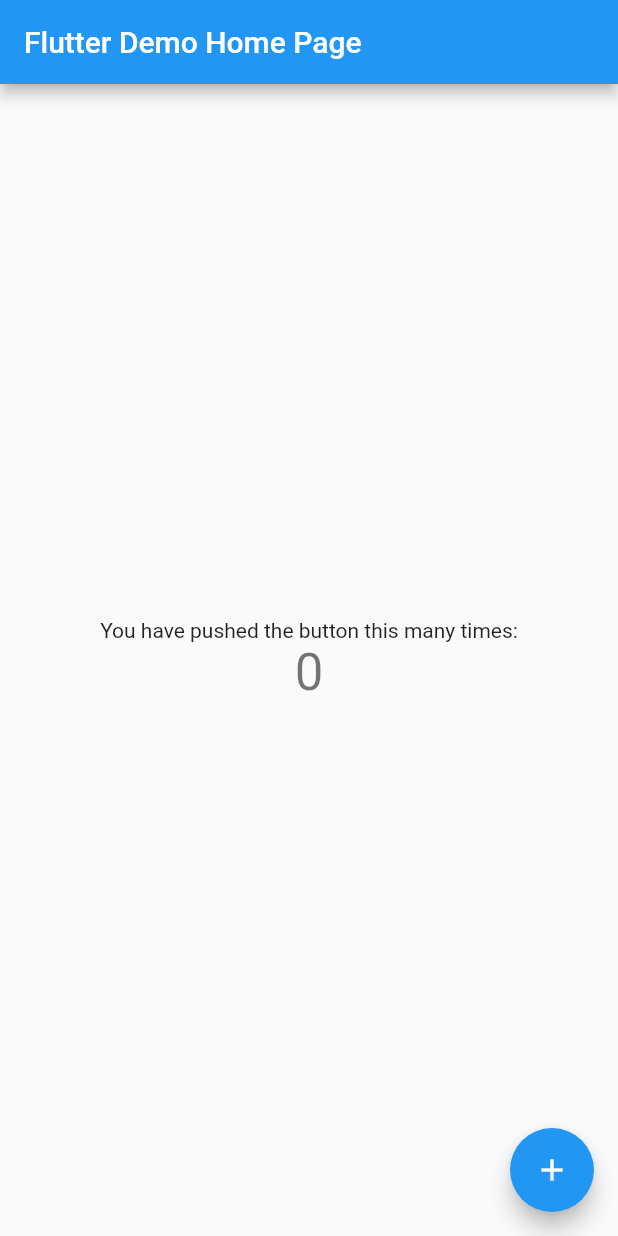
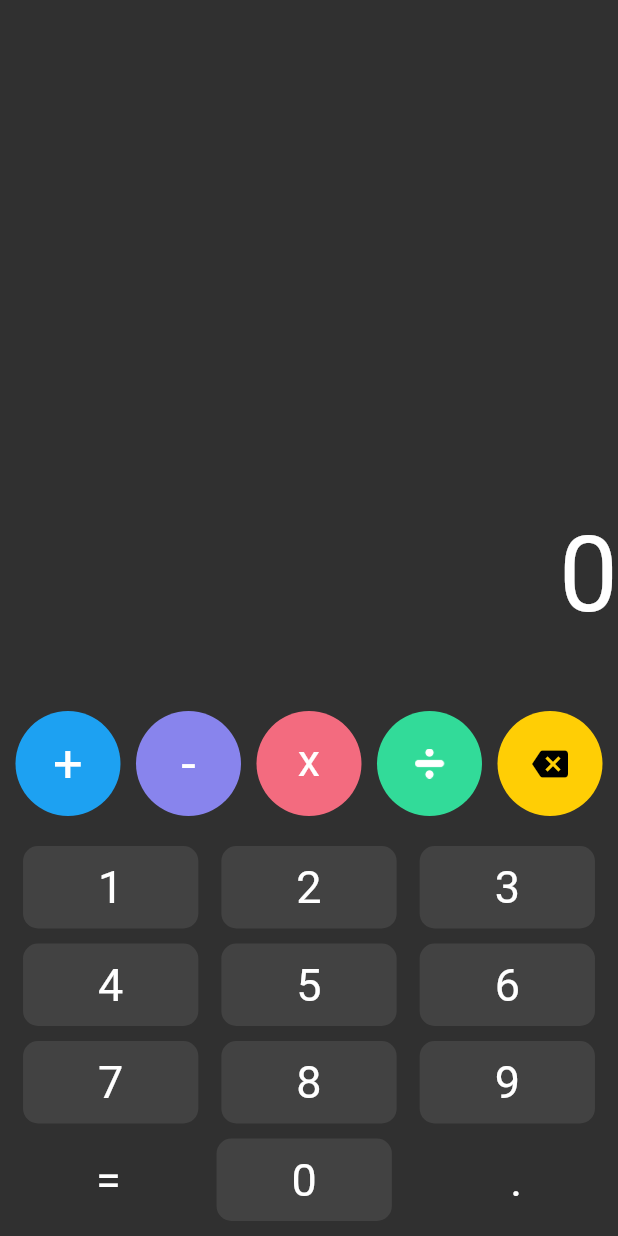
Before and after one commit to vicco7s/udacoding_repository, a Flutter app: the screen it shows after launch, on a phone screen of 412 x 824 dp. Run offline on Flutter 3.47's test engine with Material 2 defaults, Android fonts, the phone set to English and light mode, and no system bars; our stand-ins replace font_awesome_flutter.

Commit message:
First Commit

```diff
--- /dev/null
+++ b/calculater/lib/constant/constanta.dart
@@ -0,0 +1,13 @@
+import 'package:flutter/material.dart';
+
+
+const kCulateText =  TextStyle(fontSize: 35);
+
+
+const kCulateText2 = TextStyle(fontSize: 30);
+
+const kTextButton =  TextStyle(
+  fontSize: 30
+);
+
+const kSizeButton = EdgeInsets.symmetric(vertical: 10,horizontal: 50);
--- /dev/null
+++ b/calculater/lib/constant/finaly.dart
@@ -0,0 +1,15 @@
+import 'package:flutter/material.dart';
+
+
+final kCulateImage = Center(
+  child: Image.asset(
+    "images/divisionsign_81003.png",
+    color: Colors.white,
+    height: 20,
+    width: 20,)
+);
+
+final kCulateButton = BoxDecoration(
+  color: Colors.grey[800],
+  borderRadius: BorderRadius.circular(10)
+);
--- a/calculater/lib/main.dart
+++ b/calculater/lib/main.dart
@@ -1,117 +1,16 @@
+import 'package:calculater/page/calculate.dart';
 import 'package:flutter/material.dart';
 
-void main() {
-  runApp(MyApp());
-}
+void main() => runApp(MyApp());
 
 class MyApp extends StatelessWidget {
-  // This widget is the root of your application.
+  const MyApp({Key key}) : super(key: key);
+
   @override
   Widget build(BuildContext context) {
     return MaterialApp(
-      title: 'Flutter Demo',
-      theme: ThemeData(
-        // This is the theme of your application.
-        //
-        // Try running your application with "flutter run". You'll see the
-        // application has a blue toolbar. Then, without quitting the app, try
-        // changing the primarySwatch below to Colors.green and then invoke
-        // "hot reload" (press "r" in the console where you ran "flutter run",
-        // or simply save your changes to "hot reload" in a Flutter IDE).
-        // Notice that the counter didn't reset back to zero; the application
-        // is not restarted.
-        primarySwatch: Colors.blue,
-        // This makes the visual density adapt to the platform that you run
-        // the app on. For desktop platforms, the controls will be smaller and
-        // closer together (more dense) than on mobile platforms.
-        visualDensity: VisualDensity.adaptivePlatformDensity,
-      ),
-      home: MyHomePage(title: 'Flutter Demo Home Page'),
+     theme: ThemeData.dark(),
+     home: HomeCalculate(),
     );
   }
 }
-
-class MyHomePage extends StatefulWidget {
-  MyHomePage({Key key, this.title}) : super(key: key);
-
-  // This widget is the home page of your application. It is stateful, meaning
-  // that it has a State object (defined below) that contains fields that affect
-  // how it looks.
-
-  // This class is the configuration for the state. It holds the values (in this
-  // case the title) provided by the parent (in this case the App widget) and
-  // used by the build method of the State. Fields in a Widget subclass are
-  // always marked "final".
-
-  final String title;
-
-  @override
-  _MyHomePageState createState() => _MyHomePageState();
-}
-
-class _MyHomePageState extends State<MyHomePage> {
-  int _counter = 0;
-
-  void _incrementCounter() {
-    setState(() {
-      // This call to setState tells the Flutter framework that something has
-      // changed in this State, which causes it to rerun the build method below
-      // so that the display can reflect the updated values. If we changed
-      // _counter without calling setState(), then the build method would not be
-      // called again, and so nothing would appear to happen.
-      _counter++;
-    });
-  }
-
-  @override
-  Widget build(BuildContext context) {
-    // This method is rerun every time setState is called, for instance as done
-    // by the _incrementCounter method above.
-    //
-    // The Flutter framework has been optimized to make rerunning build methods
-    // fast, so that you can just rebuild anything that needs updating rather
-    // than having to individually change instances of widgets.
-    return Scaffold(
-      appBar: AppBar(
-        // Here we take the value from the MyHomePage object that was created by
-        // the App.build method, and use it to set our appbar title.
-        title: Text(widget.title),
-      ),
-      body: Center(
-        // Center is a layout widget. It takes a single child and positions it
-        // in the middle of the parent.
-        child: Column(
-          // Column is also a layout widget. It takes a list of children and
-          // arranges them vertically. By default, it sizes itself to fit its
-          // children horizontally, and tries to be as tall as its parent.
-          //
-          // Invoke "debug painting" (press "p" in the console, choose the
-          // "Toggle Debug Paint" action from the Flutter Inspector in Android
-          // Studio, or the "Toggle Debug Paint" command in Visual Studio Code)
-          // to see the wireframe for each widget.
-          //
-          // Column has various properties to control how it sizes itself and
-          // how it positions its children. Here we use mainAxisAlignment to
-          // center the children vertically; the main axis here is the vertical
-          // axis because Columns are vertical (the cross axis would be
-          // horizontal).
-          mainAxisAlignment: MainAxisAlignment.center,
-          children: <Widget>[
-            Text(
-              'You have pushed the button this many times:',
-            ),
-            Text(
-              '$_counter',
-              style: Theme.of(context).textTheme.headline4,
-            ),
-          ],
-        ),
-      ),
-      floatingActionButton: FloatingActionButton(
-        onPressed: _incrementCounter,
-        tooltip: 'Increment',
-        child: Icon(Icons.add),
-      ), // This trailing comma makes auto-formatting nicer for build methods.
-    );
-  }
-}
--- /dev/null
+++ b/calculater/lib/page/calculate.dart
@@ -0,0 +1,290 @@
+import 'package:calculater/constant/constanta.dart';
+import 'package:calculater/constant/finaly.dart';
+import 'package:flutter/material.dart';
+
+class HomeCalculate extends StatefulWidget {
+  @override
+  _HomeCalculateState createState() => _HomeCalculateState();
+}
+
+class _HomeCalculateState extends State<HomeCalculate> {
+  String textButton ;
+  String output = "0";
+  String _output = "0";
+  double num1 = 0;
+  double num2 = 0;
+  String operand = "";
+
+
+tomboldua(String textButton) {
+
+  if(textButton == "Ac"){
+
+      _output = "0";
+      num1 = 0;
+      num2 = 0;
+      operand = "";
+
+    } else if (textButton == "+" || textButton == "-" || textButton == "/" || textButton == "*"){
+
+      num1 = double.parse(output);
+
+      operand = textButton;
+
+      _output = "0";
+
+    } else if(textButton == "."){
+
+      if(_output.contains(".")){
+        print("Already conatains a decimals");
+        return;
+
+      } else {
+        _output = _output + textButton;
+      }
+
+    } else if (textButton == "="){
+
+      num2 = double.parse(output);
+
+      if(operand == "+"){
+        _output = (num1 + num2).toString();
+      }
+      if(operand == "-"){
+        _output = (num1 - num2).toString();
+      }
+      if(operand == "*"){
+        _output = (num1 * num2).toString();
+      }
+      if(operand == "/"){
+        _output = (num1 / num2).toString();
+      }
+
+      num1 = 0;
+      num2 = 0;
+      operand = "";
+
+    } else {
+
+      _output = _output + textButton;
+
+    }
+
+    setState(() {
+
+      output = double.parse(_output).toStringAsFixed(1);
+
+    });
+
+
+}
+
+
+// ignore: non_constant_identifier_names
+Widget NumButton(String textButton) {
+    return Container(
+        child: InkWell(
+          onTap: (){
+            tomboldua(textButton);
+          },
+          child: Container(
+          padding: kSizeButton,
+         decoration: kCulateButton,
+           child:  Text(textButton,style: kTextButton,),
+          )
+         ),
+      );
+  }
+// ignore: non_constant_identifier_names
+Widget TombolButton(String textButton) {
+  return Container(
+                   child: InkWell(
+                     onTap: (){
+                       tomboldua(textButton);
+                     },
+                     child: Container(
+                     padding: kSizeButton,
+                      child: Text(textButton,style: kTextButton,),
+                     )
+                    ),
+                 );
+}
+
+
+  @override
+  Widget build(BuildContext context) {
+    return Scaffold(
+      body: SafeArea(
+        child: Container(
+         child: Column(
+          mainAxisAlignment: MainAxisAlignment.end,
+          children: <Widget>[
+            Container(
+              child: Row(
+                mainAxisAlignment: MainAxisAlignment.end,
+                children: <Widget>[
+                  Text(
+                   output,
+                   style: TextStyle(
+                     color: Colors.white,
+                     fontSize: 70
+                     ),
+                  ),
+                ],
+              )
+            ),
+            SizedBox(height: 50,),
+            Row(
+              mainAxisAlignment: MainAxisAlignment.spaceEvenly,
+             children: <Widget>[
+                Container(
+                  child: InkWell(
+                    onTap: (){
+                      tomboldua('+');
+                    },
+                   child: Container(
+                     padding: EdgeInsets.all(15),
+                     height: 70,
+                     width: 70,
+                     decoration: BoxDecoration(
+                       color: Color(0xFF1da1f2),
+                       borderRadius: BorderRadius.circular(50)
+                     ),
+                     child: Text('+',
+                      style: kCulateText,
+                      textAlign: TextAlign.center,
+                      ),
+                    ),
+                  ),
+                ),
+
+                Container(
+                  child: InkWell(
+                    onTap: (){
+                      tomboldua('-');
+                    },
+                   child: Container(
+                     padding: EdgeInsets.all(15),
+                     height: 70,
+                     width: 70,
+                     decoration: BoxDecoration(
+                       color: Color(0xFF8884ed),
+                       borderRadius: BorderRadius.circular(50)
+                     ),
+                     child: Text('-',
+                      style: kCulateText,
+                      textAlign: TextAlign.center,
+                      ),
+                    ),
+                  ),
+                ),
+
+                Container(
+                  child: InkWell(
+                    onTap: (){
+                      tomboldua('*');
+                    },
+                   child: Container(
+                     padding: EdgeInsets.all(15),
+                     height: 70,
+                     width: 70,
+                     decoration: BoxDecoration(
+                       color: Color(0xFFf36b7f),
+                       borderRadius: BorderRadius.circular(50)
+                     ),
+                     child: Text('x',
+                      style: kCulateText2,
+                      textAlign: TextAlign.center,
+                      ),
+                    )
+                  ),
+                ),
+
+                Container(
+                  child: InkWell(
+                    onTap: (){
+                      tomboldua('/');
+                    },
+                   child: Container(
+                     padding: EdgeInsets.all(15),
+                     height: 70,
+                     width: 70,
+                     decoration: BoxDecoration(
+                       color: Color(0xFF32db99),
+                       borderRadius: BorderRadius.circular(50)
+                     ),
+                     child: kCulateImage,)
+                  ),
+                ),
+
+                Container(
+                  child: InkWell(
+                    onTap: (){
+                      tomboldua('Ac');
+                    },
+                   child: Container(
+                     padding: EdgeInsets.all(15),
+                     height: 70,
+                     width: 70,
+                     decoration: BoxDecoration(
+                       color: Color(0xFFffce05),
+                       borderRadius: BorderRadius.circular(50)
+                     ),
+                     child: Center(
+                       child: Icon(
+                        Icons.backspace,color: Colors.black,
+                       ),
+                     )),
+                  ),
+                ),
+             ],
+            ),
+
+            SizedBox(height: 20,), // line
+              Row(
+                mainAxisAlignment: MainAxisAlignment.spaceEvenly,
+               children: <Widget>[
+                 NumButton('1'),
+                 NumButton('2'),
+                 NumButton('3'),
+               ],
+              ),
+            SizedBox(height: 10,),
+            Row(
+              mainAxisAlignment: MainAxisAlignment.spaceEvenly,
+             children: <Widget>[
+               NumButton('4'),
+               NumButton('5'),
+               NumButton('6'),
+             ],
+            ),
+            SizedBox(height: 10,),
+            Row(
+              mainAxisAlignment: MainAxisAlignment.spaceEvenly,
+             children: <Widget>[
+               NumButton('7'),
+               NumButton('8'),
+               NumButton('9'),
+             ],
+            ),
+            SizedBox(height: 10,),
+            Container(
+              padding: EdgeInsets.fromLTRB(0, 0, 0, 10.0),
+              child: Row(
+                mainAxisAlignment: MainAxisAlignment.spaceEvenly,
+               children: <Widget>[
+                 TombolButton('='),
+                 NumButton('0'),
+                 SizedBox(width: 1,),
+                 TombolButton('.')
+               ],
+              ),
+            ),
+
+          ],
+         ),
+        ),
+      ),
+    );
+  }
+}
--- a/calculater/pubspec.yaml
+++ b/calculater/pubspec.yaml
@@ -45,9 +45,8 @@
   uses-material-design: true
 
   # To add assets to your application, add an assets section, like this:
-  # assets:
-  #   - images/a_dot_burr.jpeg
-  #   - images/a_dot_ham.jpeg
+  assets:
+    - images/
 
   # An image asset can refer to one or more resolution-specific "variants", see
   # https://flutter.dev/assets-and-images/#resolution-aware.
```
Also changed, not shown: calculater/images/Screenshot_1596895447.png (added), calculater/images/divisionsign_81003.png (added), 1 other file.
